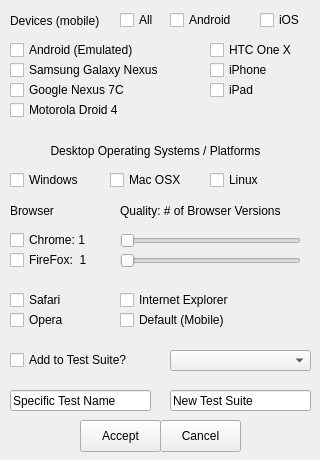
First picture: the form in src/testgenerationform.ui, repository lettergram/Selenium-Factory, before the edit.
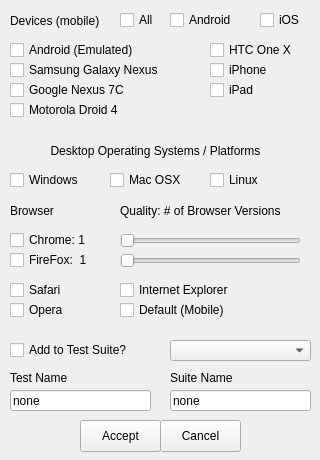
Second picture: the form after the edit.

Commit message: Fixed xml test names

```diff
--- a/src/testgenerationform.ui
+++ b/src/testgenerationform.ui
@@ -127,7 +127,7 @@
     <property name="geometry">
      <rect>
       <x>10</x>
-      <y>290</y>
+      <y>280</y>
       <width>111</width>
       <height>20</height>
      </rect>
@@ -140,7 +140,7 @@
     <property name="geometry">
      <rect>
       <x>10</x>
-      <y>310</y>
+      <y>300</y>
       <width>111</width>
       <height>20</height>
      </rect>
@@ -153,7 +153,7 @@
     <property name="geometry">
      <rect>
       <x>120</x>
-      <y>310</y>
+      <y>300</y>
       <width>121</width>
       <height>20</height>
      </rect>
@@ -240,7 +240,7 @@
     <property name="geometry">
      <rect>
       <x>10</x>
-      <y>350</y>
+      <y>340</y>
       <width>141</width>
       <height>20</height>
      </rect>
@@ -259,7 +259,7 @@
      </rect>
     </property>
     <property name="text">
-     <string>New Test Suite</string>
+     <string>none</string>
     </property>
    </widget>
    <widget class="QLineEdit" name="testNameEdit">
@@ -272,14 +272,14 @@
      </rect>
     </property>
     <property name="text">
-     <string>Specific Test Name</string>
+     <string>none</string>
     </property>
    </widget>
    <widget class="QComboBox" name="suiteBox">
     <property name="geometry">
      <rect>
       <x>170</x>
-      <y>350</y>
+      <y>340</y>
       <width>141</width>
       <height>21</height>
      </rect>
@@ -315,7 +315,7 @@
     <property name="geometry">
      <rect>
       <x>120</x>
-      <y>290</y>
+      <y>280</y>
       <width>131</width>
       <height>20</height>
      </rect>
@@ -441,6 +441,32 @@
      <string>iOS</string>
     </property>
    </widget>
+   <widget class="QLabel" name="suiteLabel">
+    <property name="geometry">
+     <rect>
+      <x>170</x>
+      <y>370</y>
+      <width>111</width>
+      <height>16</height>
+     </rect>
+    </property>
+    <property name="text">
+     <string>Suite Name</string>
+    </property>
+   </widget>
+   <widget class="QLabel" name="testLabel">
+    <property name="geometry">
+     <rect>
+      <x>10</x>
+      <y>370</y>
+      <width>141</width>
+      <height>16</height>
+     </rect>
+    </property>
+    <property name="text">
+     <string>Test Name</string>
+    </property>
+   </widget>
   </widget>
  </widget>
  <resources/>
```
The commit also changes 3 other files.
